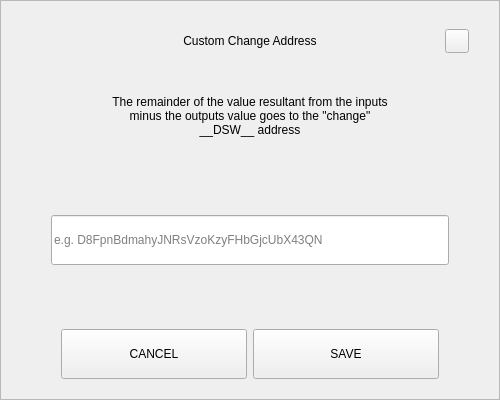
The window that src/qt/pivx/forms/sendchangeaddressdialog.ui (decenomy/DSW) describes before a commit, drawn with Qt 5.
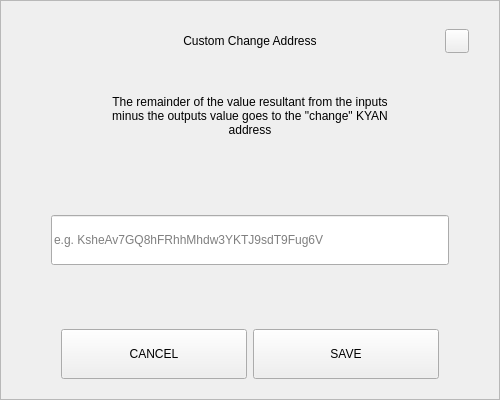
The same window after the commit.

What changed in the file:
```diff
--- a/src/qt/pivx/forms/sendchangeaddressdialog.ui
+++ b/src/qt/pivx/forms/sendchangeaddressdialog.ui
@@ -164,7 +164,7 @@
          </size>
         </property>
         <property name="text">
-         <string>The remainder of the value resultant from the inputs minus the outputs value goes to the &quot;change&quot; __DSW__ address</string>
+         <string>The remainder of the value resultant from the inputs minus the outputs value goes to the &quot;change&quot; KYAN address</string>
         </property>
         <property name="alignment">
          <set>Qt::AlignCenter</set>
@@ -207,7 +207,7 @@
            </size>
           </property>
           <property name="placeholderText">
-           <string notr="true">e.g. D8FpnBdmahyJNRsVzoKzyFHbGjcUbX43QN</string>
+           <string notr="true">e.g. KsheAv7GQ8hFRhhMhdw3YKTJ9sdT9Fug6V</string>
           </property>
          </widget>
         </item>
```
